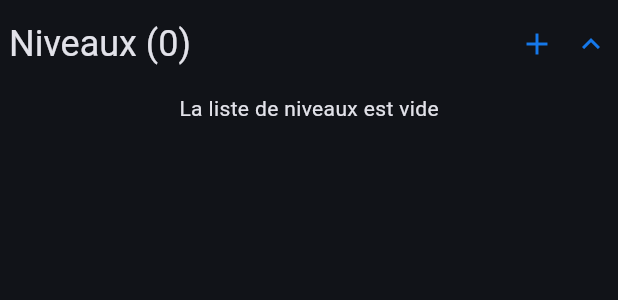
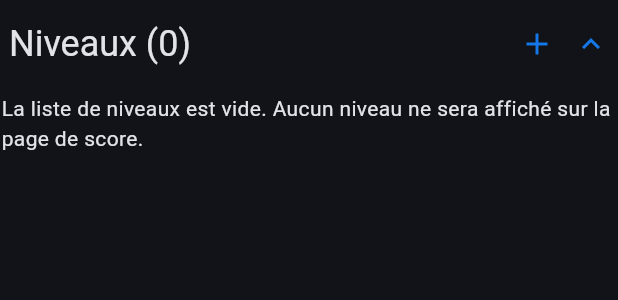
Before and after one commit to alexleboucher/make_your_quiz, a Flutter app: the LevelsSection widget shown alone on an empty page, opened directly, after a tap on an icon or button, on a phone screen of 412 x 824 dp. Shown: the top 300 px of the screen. Run offline on Flutter 3.47's test engine with Material 2 defaults, Android fonts, the phone set to English and light mode, and no system bars; our stand-ins replace beamer, equatable, flutter_bloc, flutter_colorpicker, google_fonts, hydrated_bloc; missing offline and left inert: day_night_switch; Roboto replaces fonts that are missing (Ubuntu).

```diff
--- a/lib/play/view/play_questions_area.dart
+++ b/lib/play/view/play_questions_area.dart
@@ -28,7 +28,6 @@ class PlayQuestionsArea extends StatefulWidget {
 
 class _PlayQuestionsAreaState extends State<PlayQuestionsArea> {
   int currentIndex = 0;
-  int aa = 0;
   List<PlayQuestion> playQuestions = [];
 
   @override
--- a/lib/settings/view/levels/levels_section.dart
+++ b/lib/settings/view/levels/levels_section.dart
@@ -8,6 +8,9 @@ import 'package:make_your_quiz/shared/widgets/custom_expansion_tile.dart';
 
 class LevelsSection extends StatelessWidget {
   const LevelsSection({super.key});
+
+  static const noLevelsWarning =
+      'La liste de niveaux est vide. Aucun niveau ne sera affiché sur la page de score.';
 
   @override
   Widget build(BuildContext context) {
@@ -29,10 +32,22 @@ class LevelsSection extends StatelessWidget {
               color: questions.length != levels.length ? Colors.amber : null,
             ),
           ),
-          if (questions.length != levels.length) ...[
+          if (levels.isNotEmpty && questions.length != levels.length) ...[
             const SizedBox(width: 5),
             const Tooltip(
-              message: "Le nombre de niveaux et de questions n'est pas le même",
+              message:
+                  "Le nombre de niveaux et de questions n'est pas le même.",
+              child: Icon(
+                Icons.warning_rounded,
+                color: Colors.amber,
+                size: 25,
+              ),
+            ),
+          ],
+          if (levels.isEmpty && questions.isNotEmpty) ...[
+            const SizedBox(width: 5),
+            const Tooltip(
+              message: noLevelsWarning,
               child: Icon(
                 Icons.warning_rounded,
                 color: Colors.amber,
@@ -109,7 +124,7 @@ class LevelsSection extends StatelessWidget {
             ]
           : [
               const SizedBox(height: 5),
-              const AppText('La liste de niveaux est vide'),
+              const AppText(noLevelsWarning),
               const SizedBox(height: 5),
             ],
     );
```
Also changed, not shown: lib/score/view/score_page.dart (+49 -4 lines), lib/shared/widgets/segmented_linear_progress_indicator.dart (added, +103 -0 lines).
